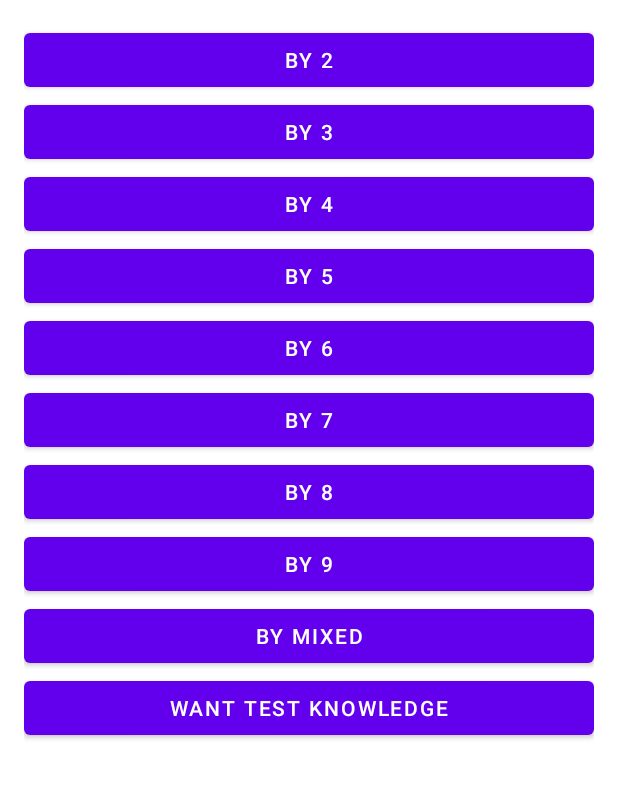
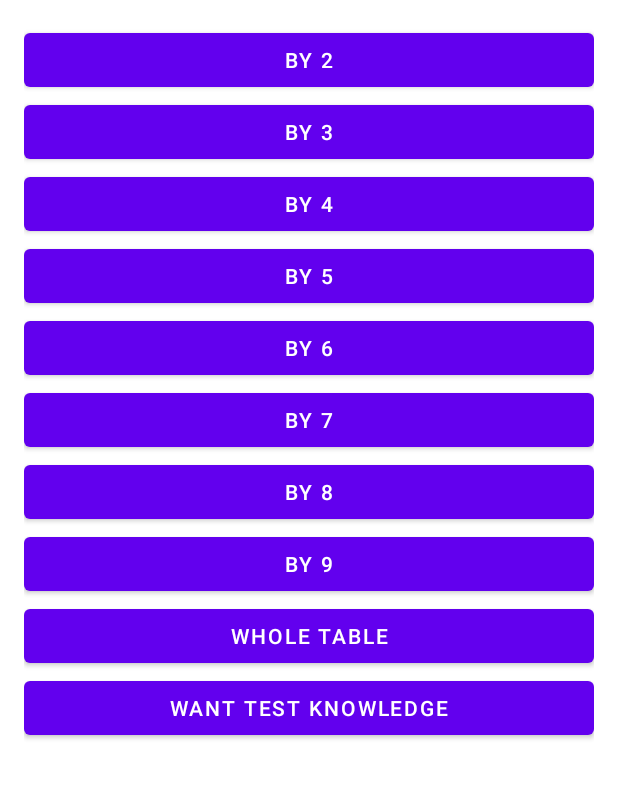
Before and after one commit to korney-by/MultiplicationTable, an Android app: the fragment SelectFragment placed in its activity, on a phone screen of 412 x 824 dp, the part 157-956 px from its top. Run offline under Robolectric (Android 15) with nearby library versions, the phone set to English and light mode, and no system bars; our stand-ins replace navigation-ui; 2 statements that could not run were skipped.

Commit message:
feat: Navigation with Navigation component 2

```diff
--- a/app/build.gradle
+++ b/app/build.gradle
@@ -1,6 +1,7 @@
 plugins {
     id 'com.android.application'
     id 'kotlin-android'
+    id 'androidx.navigation.safeargs.kotlin'
 }
 
 android {
@@ -40,8 +41,8 @@ dependencies {
     implementation 'androidx.appcompat:appcompat:1.4.0'
     implementation 'com.google.android.material:material:1.4.0'
     implementation 'androidx.constraintlayout:constraintlayout:2.1.2'
-    implementation 'androidx.navigation:navigation-fragment-ktx:2.3.5'
-    implementation 'androidx.navigation:navigation-ui-ktx:2.3.5'
+    implementation "androidx.navigation:navigation-fragment-ktx:$nav_version"
+    implementation "androidx.navigation:navigation-ui-ktx:$nav_version"
     testImplementation 'junit:junit:4.+'
     androidTestImplementation 'androidx.test.ext:junit:1.1.3'
     androidTestImplementation 'androidx.test.espresso:espresso-core:3.4.0'
--- a/app/src/main/java/com/korneysoft/multiplicationtable/SelectFragment.kt
+++ b/app/src/main/java/com/korneysoft/multiplicationtable/SelectFragment.kt
@@ -2,21 +2,22 @@ package com.korneysoft.multiplicationtable
 
 import android.os.Bundle
 import android.view.View
-import androidx.core.os.bundleOf
 import androidx.core.view.isVisible
 import androidx.fragment.app.Fragment
 import androidx.navigation.fragment.findNavController
+import androidx.navigation.fragment.navArgs
 import com.korneysoft.multiplicationtable.databinding.FragmentSelectBinding
 
 class SelectFragment : Fragment(R.layout.fragment_select) {
 
+    private val args: SelectFragmentArgs by navArgs()
     private var isStudyMode: Boolean = true
     private lateinit var binding: FragmentSelectBinding
 
     override fun onViewCreated(view: View, savedInstanceState: Bundle?) {
         super.onViewCreated(view, savedInstanceState)
         binding = FragmentSelectBinding.bind(view)
-        isStudyMode = requireArguments().getBoolean(ARG_MODE_IS_STUDY)
+        isStudyMode = args.isStudy
 
         binding.buttonCheck.isVisible = isStudyMode
         if (binding.buttonCheck.isVisible) {
@@ -37,7 +38,7 @@ class SelectFragment : Fragment(R.layout.fragment_select) {
             buttonBy7.setOnClickListener { openSelectedVariant(NUMBER_7) }
             buttonBy8.setOnClickListener { openSelectedVariant(NUMBER_8) }
             buttonBy9.setOnClickListener { openSelectedVariant(NUMBER_9) }
-            buttonByRandom.setOnClickListener { openSelectedVariant(MIXED) }
+            buttonByWholeTable.setOnClickListener { openSelectedVariant(WHOLE_TABLE) }
         }
     }
 
@@ -50,41 +51,47 @@ class SelectFragment : Fragment(R.layout.fragment_select) {
     }
 
     private fun openStudy(selectedNumber: Int) {
-        findNavController().navigate(
-            R.id.action_selectFragment_to_studyFragment,
-            bundleOf(StudyFragment.ARG_STUDY_BY_NUMBER to selectedNumber)
+        val direction = SelectFragmentDirections.actionSelectFragmentToStudyFragment(
+            selectedNumber,
+            getSubTitleNextFragment(selectedNumber)
         )
+        findNavController().navigate(direction)
     }
 
     private fun openTest(selectedNumber: Int) {
-        findNavController().navigate(
-            R.id.action_selectFragment_to_studyFragment,
-            bundleOf(TestFragment.ARG_STUDY_BY_NUMBER to selectedNumber)
+        val direction = SelectFragmentDirections.actionSelectFragmentToTestFragment(
+            selectedNumber,
+            getSubTitleNextFragment(selectedNumber)
         )
+        findNavController().navigate(direction)
+    }
+
+    private fun getSubTitleNextFragment(studyByNumber: Int): String {
+        return if (studyByNumber == WHOLE_TABLE) {
+            getString(R.string.whole_table)
+        } else {
+            getString(R.string.multiplication_by, studyByNumber)
+        }
     }
 
     private fun openSelectCheck() {
         val isStudyMode = false
-        findNavController().navigate(
-            R.id.action_selectFragment_self,
-            bundleOf(
-                SelectFragment.ARG_MODE_IS_STUDY to isStudyMode,
-                SelectFragment.ARG_MODE_TITLE to getString(R.string.knowledge_сheck)
-            )
+        val direction = SelectFragmentDirections.actionSelectFragmentSelf(
+            isStudyMode,
+            getString(R.string.сheck)
         )
+        findNavController().navigate(direction)
     }
 
     companion object {
-        const val ARG_MODE_IS_STUDY = "isStudy"
-        const val ARG_MODE_TITLE = "titleFragment"
         const val NUMBER_2 = 2
-        const val NUMBER_3 = 2
-        const val NUMBER_4 = 2
-        const val NUMBER_5 = 2
-        const val NUMBER_6 = 2
-        const val NUMBER_7 = 2
-        const val NUMBER_8 = 2
-        const val NUMBER_9 = 2
-        const val MIXED = 0
+        const val NUMBER_3 = 3
+        const val NUMBER_4 = 4
+        const val NUMBER_5 = 5
+        const val NUMBER_6 = 6
+        const val NUMBER_7 = 7
+        const val NUMBER_8 = 8
+        const val NUMBER_9 = 9
+        const val WHOLE_TABLE = 0
     }
 }
--- a/app/src/main/res/layout/fragment_select.xml
+++ b/app/src/main/res/layout/fragment_select.xml
@@ -77,11 +77,11 @@
             android:text="@string/button_by_9" />
 
         <Button
-            android:id="@+id/button_by_random"
+            android:id="@+id/button_by_whole_table"
             android:layout_width="match_parent"
             android:tag="0"
             android:layout_height="wrap_content"
-            android:text="@string/button_by_random" />
+            android:text="@string/whole_table" />
 
         <Button
             android:id="@+id/button_check"
--- a/app/src/main/res/layout/fragment_study.xml
+++ b/app/src/main/res/layout/fragment_study.xml
@@ -7,7 +7,7 @@
     tools:context=".StudyFragment">
 
     <TextView
-        android:id="@+id/text_action3"
+        android:id="@+id/text_action"
         android:layout_width="match_parent"
         android:layout_height="wrap_content"
         android:text="@string/repeat_aloud"
--- a/app/src/main/res/navigation/nav_graph.xml
+++ b/app/src/main/res/navigation/nav_graph.xml
@@ -29,17 +29,38 @@
             android:id="@+id/action_selectFragment_self"
             app:destination="@id/selectFragment" />
         <argument
+            android:name="isStudy"
+            app:argType="boolean"
+            android:defaultValue="true" />
+        <argument
             android:name="titleFragment"
             app:argType="string" />
     </fragment>
     <fragment
         android:id="@+id/studyFragment"
         android:name="com.korneysoft.multiplicationtable.StudyFragment"
-        android:label="fragment_study"
-        tools:layout="@layout/fragment_study" />
+        android:label="@string/learning"
+        tools:layout="@layout/fragment_study" >
+        <argument
+            android:name="study_by_number"
+            app:argType="integer"
+            android:defaultValue="0" />
+        <argument
+            android:name="subTitleFragment"
+            app:argType="string" />
+    </fragment>
     <fragment
         android:id="@+id/testFragment"
         android:name="com.korneysoft.multiplicationtable.TestFragment"
-        android:label="fragment_test"
-        tools:layout="@layout/fragment_test" />
+        android:label="@string/сheck"
+        tools:layout="@layout/fragment_test" >
+        <argument
+            android:name="test_by_number"
+            app:argType="integer"
+            android:defaultValue="0" />
+        <argument
+            android:name="subTitleFragment"
+            app:argType="string" />
+    </fragment>
+
 </navigation>
--- a/app/src/main/res/values/strings.xml
+++ b/app/src/main/res/values/strings.xml
@@ -4,7 +4,7 @@
     <string name="button_check">Want test knowledge</string>
     <string name="button_progress">My progress</string>
     <string name="button_settings">Settings</string>
-    <string name="learning_multiplication">Learning</string>
+    <string name="learning">Learning</string>
     <string name="button_by_2">by 2</string>
     <string name="button_by_3">by 3</string>
     <string name="button_by_4">by 4</string>
@@ -15,6 +15,8 @@
     <string name="button_by_9">by 9</string>
     <string name="button_by_random">by mixed</string>
     <string name="repeat_aloud">Repeat aloud</string>
-    <string name="knowledge_сheck">Сheck</string>
+    <string name="сheck">Сheck</string>
     <string name="multiplication">Multiplication</string>
+    <string name="multiplication_by">multiplication by  %1$d</string>
+    <string name="whole_table">whole table</string>
 </resources>
--- a/build.gradle
+++ b/build.gradle
@@ -1,5 +1,6 @@
 // Top-level build file where you can add configuration options common to all sub-projects/modules.
 buildscript {
+    ext.nav_version="2.3.5"
     repositories {
         google()
         mavenCentral()
@@ -7,6 +8,8 @@ buildscript {
     dependencies {
         classpath "com.android.tools.build:gradle:7.0.3"
         classpath "org.jetbrains.kotlin:kotlin-gradle-plugin:1.5.31"
+        classpath "androidx.navigation:navigation-safe-args-gradle-plugin:$nav_version"
+
 
         // NOTE: Do not place your application dependencies here; they belong
         // in the individual module build.gradle files
```
Also changed, not shown: app/src/main/java/com/korneysoft/multiplicationtable/HomeFragment.kt (+6 -9 lines), app/src/main/java/com/korneysoft/multiplicationtable/StudyFragment.kt (+3 -4 lines), app/src/main/java/com/korneysoft/multiplicationtable/TestFragment.kt (+15 -2 lines), app/src/main/res/layout/fragment_test.xml (+10 -2 lines), 1 other file.
